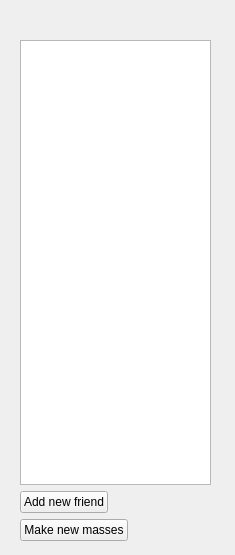
This is Client/screen/talkinglistscreen.ui in DeutschThorben/Talking as Qt 5 draws it before an edit. The edited form follows.
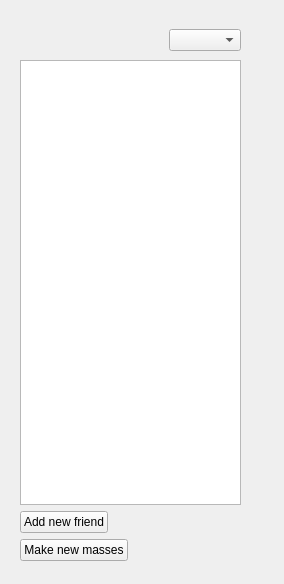
This is the edited form.

The edit to the form file:
```diff
--- a/Client/screen/talkinglistscreen.ui
+++ b/Client/screen/talkinglistscreen.ui
@@ -6,45 +6,19 @@
    <rect>
     <x>0</x>
     <y>0</y>
-    <width>235</width>
-    <height>555</height>
+    <width>284</width>
+    <height>584</height>
    </rect>
   </property>
   <property name="windowTitle">
    <string>Form</string>
   </property>
-  <widget class="QLabel" name="label_name">
-   <property name="geometry">
-    <rect>
-     <x>90</x>
-     <y>10</y>
-     <width>81</width>
-     <height>21</height>
-    </rect>
-   </property>
-   <property name="text">
-    <string/>
-   </property>
-  </widget>
-  <widget class="QLabel" name="label_icon">
-   <property name="geometry">
-    <rect>
-     <x>20</x>
-     <y>0</y>
-     <width>41</width>
-     <height>31</height>
-    </rect>
-   </property>
-   <property name="text">
-    <string/>
-   </property>
-  </widget>
   <widget class="QWidget" name="layoutWidget">
    <property name="geometry">
     <rect>
      <x>20</x>
-     <y>40</y>
-     <width>191</width>
+     <y>60</y>
+     <width>221</width>
      <height>501</height>
     </rect>
    </property>
@@ -106,6 +80,69 @@
     </item>
    </layout>
   </widget>
+  <widget class="QWidget" name="">
+   <property name="geometry">
+    <rect>
+     <x>20</x>
+     <y>10</y>
+     <width>221</width>
+     <height>41</height>
+    </rect>
+   </property>
+   <layout class="QHBoxLayout" name="horizontalLayout_3">
+    <item>
+     <widget class="QLabel" name="label_icon">
+      <property name="text">
+       <string/>
+      </property>
+     </widget>
+    </item>
+    <item>
+     <layout class="QVBoxLayout" name="verticalLayout_3">
+      <item>
+       <spacer name="verticalSpacer">
+        <property name="orientation">
+         <enum>Qt::Vertical</enum>
+        </property>
+        <property name="sizeHint" stdset="0">
+         <size>
+          <width>20</width>
+          <height>13</height>
+         </size>
+        </property>
+       </spacer>
+      </item>
+      <item>
+       <widget class="QLabel" name="label_name">
+        <property name="text">
+         <string/>
+        </property>
+       </widget>
+      </item>
+     </layout>
+    </item>
+    <item>
+     <layout class="QVBoxLayout" name="verticalLayout_4">
+      <item>
+       <spacer name="verticalSpacer_2">
+        <property name="orientation">
+         <enum>Qt::Vertical</enum>
+        </property>
+        <property name="sizeHint" stdset="0">
+         <size>
+          <width>20</width>
+          <height>17</height>
+         </size>
+        </property>
+       </spacer>
+      </item>
+      <item>
+       <widget class="QComboBox" name="comboBox_state"/>
+      </item>
+     </layout>
+    </item>
+   </layout>
+  </widget>
  </widget>
  <resources/>
  <connections/>
```
